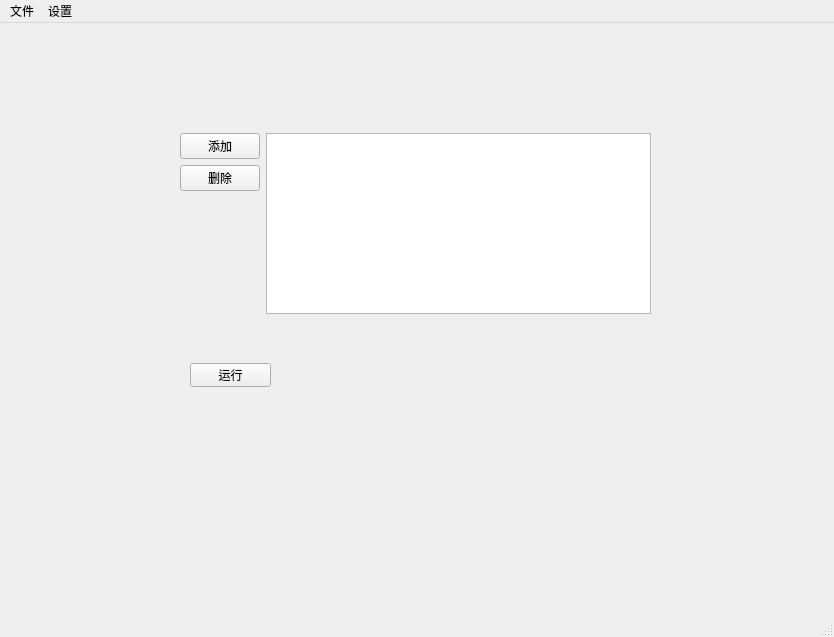
Before: the Qt Designer form mainwindow.ui in starpicke/ICS-system-opt, drawn with Qt 5.
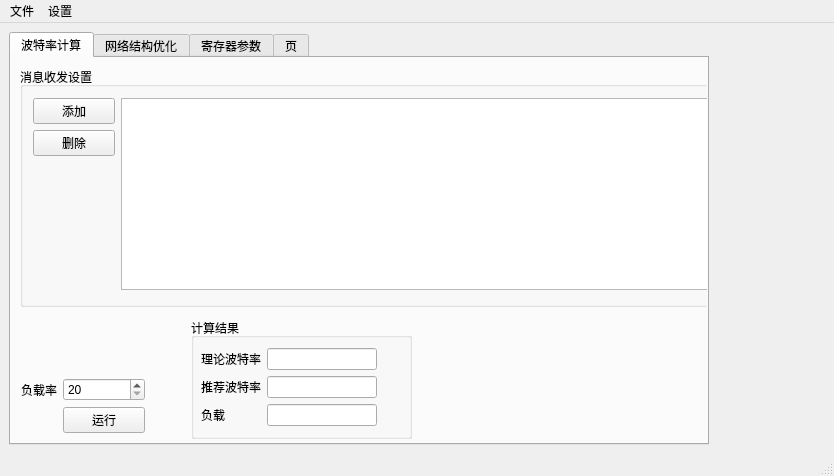
After: the same form once the commit is applied. The open tabs and pages were chosen to show the change. Icons and pictures are not drawn.

Commit message: 优化布局，增加tab3功能

```diff
--- a/mainwindow.ui
+++ b/mainwindow.ui
@@ -7,24 +7,56 @@
     <x>0</x>
     <y>0</y>
     <width>834</width>
-    <height>637</height>
+    <height>476</height>
    </rect>
   </property>
   <property name="windowTitle">
    <string>MainWindow</string>
   </property>
   <widget class="QWidget" name="centralwidget">
-   <widget class="QWidget" name="">
+   <layout class="QFormLayout" name="formLayout_3">
+    <item row="0" column="0">
+     <widget class="QTabWidget" name="tabWidget">
+      <property name="minimumSize">
+       <size>
+        <width>700</width>
+        <height>300</height>
+       </size>
+      </property>
+      <property name="currentIndex">
+       <number>2</number>
+      </property>
+      <widget class="QWidget" name="tab">
+       <attribute name="title">
+        <string>波特率计算</string>
+       </attribute>
+       <widget class="QGroupBox" name="groupBox">
     <property name="geometry">
      <rect>
-      <x>180</x>
-      <y>110</y>
-      <width>471</width>
-      <height>181</height>
-     </rect>
-    </property>
-    <layout class="QHBoxLayout" name="horizontalLayout">
-     <item>
+          <x>9</x>
+          <y>9</y>
+          <width>750</width>
+          <height>240</height>
+         </rect>
+        </property>
+        <property name="minimumSize">
+         <size>
+          <width>750</width>
+          <height>240</height>
+         </size>
+        </property>
+        <property name="title">
+         <string>消息收发设置</string>
+        </property>
+        <widget class="QWidget" name="layoutWidget">
+         <property name="geometry">
+          <rect>
+           <x>13</x>
+           <y>31</y>
+           <width>82</width>
+           <height>102</height>
+          </rect>
+         </property>
       <layout class="QVBoxLayout" name="verticalLayout">
        <item>
         <widget class="QPushButton" name="pushButton">
@@ -54,9 +86,16 @@
         </spacer>
        </item>
       </layout>
-     </item>
-     <item>
+        </widget>
       <widget class="QTableView" name="tableView">
+         <property name="geometry">
+          <rect>
+           <x>101</x>
+           <y>31</y>
+           <width>600</width>
+           <height>192</height>
+          </rect>
+         </property>
        <property name="autoScrollMargin">
         <number>10</number>
        </property>
@@ -88,22 +127,180 @@
         <bool>false</bool>
        </attribute>
       </widget>
+       </widget>
+       <widget class="QGroupBox" name="groupBox_2">
+        <property name="geometry">
+         <rect>
+          <x>180</x>
+          <y>260</y>
+          <width>221</width>
+          <height>121</height>
+         </rect>
+        </property>
+        <property name="title">
+         <string>计算结果</string>
+        </property>
+        <widget class="QWidget" name="">
+         <property name="geometry">
+          <rect>
+           <x>10</x>
+           <y>30</y>
+           <width>176</width>
+           <height>83</height>
+          </rect>
+         </property>
+         <layout class="QFormLayout" name="formLayout_2">
+          <item row="0" column="0">
+           <widget class="QLabel" name="label">
+            <property name="text">
+             <string>理论波特率</string>
+            </property>
+           </widget>
+          </item>
+          <item row="0" column="1">
+           <widget class="QLineEdit" name="RBaudlineEdit">
+            <property name="readOnly">
+             <bool>true</bool>
+            </property>
+           </widget>
+          </item>
+          <item row="1" column="0">
+           <widget class="QLabel" name="label_3">
+            <property name="text">
+             <string>推荐波特率</string>
+            </property>
+           </widget>
+          </item>
+          <item row="1" column="1">
+           <widget class="QLineEdit" name="PBaudlineEdit">
+            <property name="readOnly">
+             <bool>true</bool>
+            </property>
+           </widget>
+          </item>
+          <item row="2" column="0">
+           <widget class="QLabel" name="label_4">
+            <property name="text">
+             <string>负载</string>
+            </property>
+           </widget>
+          </item>
+          <item row="2" column="1">
+           <widget class="QLineEdit" name="BurdenlineEdit">
+            <property name="readOnly">
+             <bool>true</bool>
+            </property>
+           </widget>
      </item>
     </layout>
    </widget>
+       </widget>
+       <widget class="QWidget" name="formLayoutWidget">
+        <property name="geometry">
+         <rect>
+          <x>10</x>
+          <y>320</y>
+          <width>124</width>
+          <height>56</height>
+         </rect>
+        </property>
+        <layout class="QFormLayout" name="formLayout">
+         <item row="0" column="0">
+          <widget class="QLabel" name="label_2">
+           <property name="text">
+            <string>负载率</string>
+           </property>
+          </widget>
+         </item>
+         <item row="0" column="1">
+          <widget class="QSpinBox" name="BurdenSetBox">
+           <property name="minimum">
+            <number>20</number>
+           </property>
+           <property name="maximum">
+            <number>100</number>
+           </property>
+          </widget>
+         </item>
+         <item row="1" column="1">
    <widget class="QPushButton" name="CalculateButton">
-    <property name="geometry">
-     <rect>
-      <x>190</x>
-      <y>340</y>
-      <width>81</width>
-      <height>24</height>
-     </rect>
-    </property>
     <property name="text">
      <string>运行</string>
     </property>
    </widget>
+         </item>
+        </layout>
+       </widget>
+       <widget class="QPushButton" name="Next1Button">
+        <property name="geometry">
+         <rect>
+          <x>717</x>
+          <y>353</y>
+          <width>80</width>
+          <height>24</height>
+         </rect>
+        </property>
+        <property name="text">
+         <string>下一页</string>
+        </property>
+       </widget>
+      </widget>
+      <widget class="QWidget" name="tab_2">
+       <attribute name="title">
+        <string>网络结构优化</string>
+       </attribute>
+      </widget>
+      <widget class="QWidget" name="tab_3">
+       <attribute name="title">
+        <string>寄存器参数</string>
+       </attribute>
+       <widget class="QWidget" name="">
+        <property name="geometry">
+         <rect>
+          <x>40</x>
+          <y>70</y>
+          <width>158</width>
+          <height>26</height>
+         </rect>
+        </property>
+        <layout class="QHBoxLayout" name="horizontalLayout">
+         <item>
+          <widget class="QLabel" name="label_5">
+           <property name="text">
+            <string>选择波特率</string>
+           </property>
+          </widget>
+         </item>
+         <item>
+          <widget class="QComboBox" name="ChooseBaudcomboBox">
+           <item>
+            <property name="text">
+             <string>理论波特率</string>
+            </property>
+           </item>
+           <item>
+            <property name="text">
+             <string>推荐波特率</string>
+            </property>
+           </item>
+           <item>
+            <property name="text">
+             <string>自定义</string>
+            </property>
+           </item>
+          </widget>
+         </item>
+        </layout>
+       </widget>
+      </widget>
+      <widget class="QWidget" name="tab_4">
+       <attribute name="title">
+        <string>页</string>
+       </attribute>
+      </widget>
+     </widget>
+    </item>
+   </layout>
   </widget>
   <widget class="QMenuBar" name="menubar">
    <property name="geometry">
```
Left out of the diff: 11 changed lines with no effect on the pictures. Lines whose indentation alone changed are shown as unchanged. The commit also changes 8 other files.
